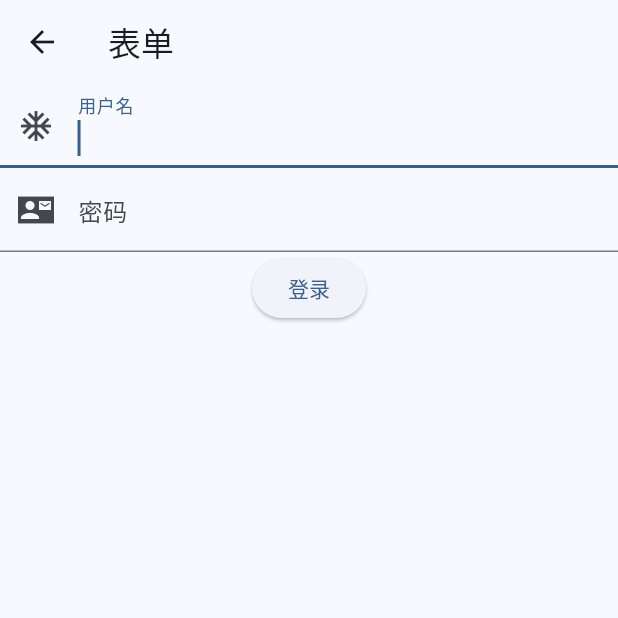
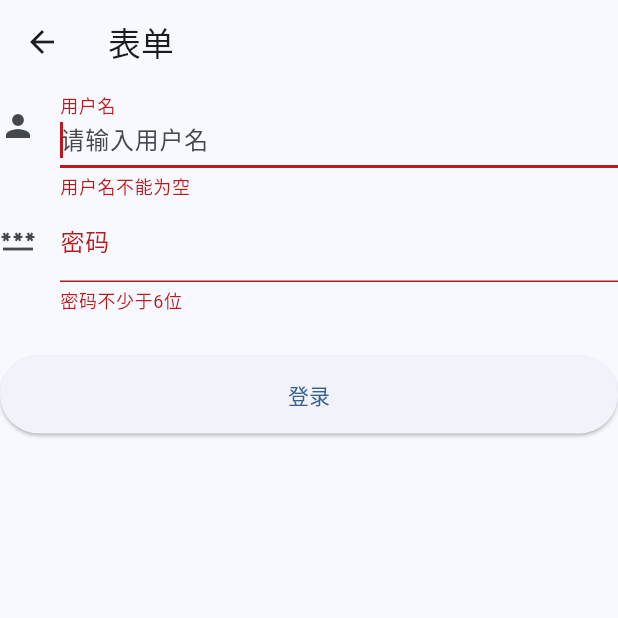
Before and after one commit to yangkaid/flutter_demi, a Flutter app: the FormDemo screen opened by its route, after a tap on "登录", on a phone screen of 412 x 824 dp, the top half of it. Run offline on Flutter 3.47's test engine with Material 3 defaults, Android fonts, the phone set to English and light mode, and no system bars.

```diff
--- a/lib/main.dart
+++ b/lib/main.dart
@@ -226,33 +226,69 @@ class FormDemo extends StatefulWidget {
 }
 
 class _FormDemoState extends State<FormDemo> {
+  TextEditingController _usernameController = TextEditingController();
+  TextEditingController _passwordCOntroller = TextEditingController();
+  GlobalKey _formKey = GlobalKey<FormState>();
+
   @override
   Widget build(BuildContext context) {
     return Scaffold(
       appBar: AppBar(
         title: Text('表单'),
       ),
-      body: Center(
+      body: Form(
+        key: _formKey,
+        autovalidateMode: AutovalidateMode.onUserInteraction,
         child: Column(
           children: [
-            TextField(
+            TextFormField(
               autofocus: true,
+              controller: _usernameController,
               decoration: InputDecoration(
-                  labelText: '用户名', prefixIcon: Icon(Icons.ac_unit)),
+                labelText: '用户名',
+                hintText: '请输入用户名',
+                icon: Icon(Icons.person)
+              ),
+              validator: (v) {
+                return v!.trim().isNotEmpty ? null : '用户名不能为空';
+              },
             ),
-            TextField(
+            TextFormField(
+              controller: _passwordCOntroller,
               decoration: InputDecoration(
-                  labelText: "密码", prefixIcon: Icon(Icons.contact_mail_sharp)),
+                labelText: '密码',
+                hintText: '请输入密码',
+                icon: Icon(Icons.password)
+              ),
               obscureText: true,
+              validator: (v) {
+                return v!.trim().length > 5 ? null : '密码不少于6位';
+              },
             ),
-            ElevatedButton(
-                onPressed: () {
-                  print('login');
-                },
-                child: Text('登录'))
+            Padding(
+              padding: const EdgeInsets.only(top: 28.0),
+              child: Row(
+                children: [
+                  Expanded(
+                    child: ElevatedButton(
+                      child: Padding(
+                        padding: const EdgeInsets.all(16.0),
+                        child: Text('登录'),
+                      ),
+                      onPressed: () {
+                        print(_formKey.currentState);
+                        if ((_formKey.currentState as FormState).validate()) {
+                          print('验证通过');
+                        }
+                      },
+                    )
+                  )
+                ],
+              ),
+            )
           ],
         ),
-      ),
+      )
     );
   }
 }
```
